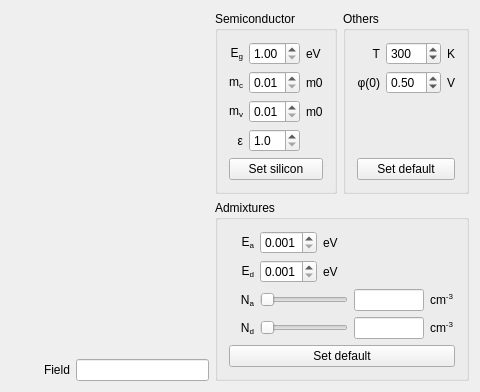
The window that widget.ui (NIA/semiconductor) describes before a commit, drawn with Qt 5; both pictures show x 301 to 781 and y 0 to 392 of the 781 by 392 pixel window.
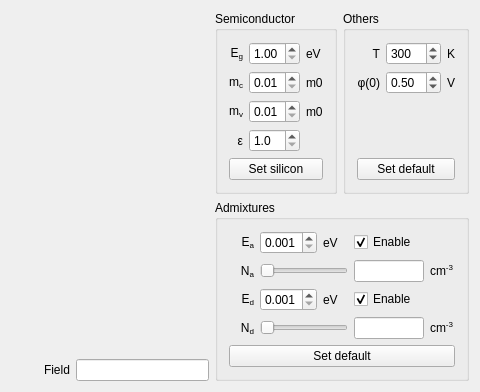
The same window after the commit. Custom widgets are drawn as their Qt base class.

Diff of the .ui file:
```diff
--- a/widget.ui
+++ b/widget.ui
@@ -403,7 +403,7 @@
           </property>
          </widget>
         </item>
-        <item row="3" column="0">
+        <item row="6" column="0">
          <widget class="QLabel" name="label_12">
           <property name="text">
            <string>N&lt;sub&gt;d&lt;/sub&gt;</string>
@@ -413,14 +413,14 @@
           </property>
          </widget>
         </item>
-        <item row="3" column="4">
+        <item row="6" column="4">
          <widget class="QLabel" name="label_11">
           <property name="text">
            <string>cm&lt;sup&gt;-3&lt;/sup&gt;</string>
           </property>
          </widget>
         </item>
-        <item row="4" column="0" colspan="5">
+        <item row="7" column="0" colspan="5">
          <widget class="QPushButton" name="admixturesDefaultButton">
           <property name="text">
            <string>Set default</string>
@@ -465,7 +465,7 @@
           </property>
          </widget>
         </item>
-        <item row="3" column="1" colspan="2">
+        <item row="6" column="1" colspan="2">
          <widget class="QSlider" name="NdSlider">
           <property name="minimum">
            <number>0</number>
@@ -484,7 +484,7 @@
           </property>
          </widget>
         </item>
-        <item row="3" column="3">
+        <item row="6" column="3">
          <widget class="QLineEdit" name="NdLineEdit">
           <property name="sizePolicy">
            <sizepolicy hsizetype="Fixed" vsizetype="Fixed">
@@ -503,7 +503,24 @@
           </property>
          </widget>
         </item>
-        <item row="1" column="0">
+        <item row="0" column="2">
+         <widget class="QLabel" name="label_7">
+          <property name="text">
+           <string>eV</string>
+          </property>
+         </widget>
+        </item>
+        <item row="0" column="3">
+         <widget class="QCheckBox" name="acceptorCheckBox">
+          <property name="text">
+           <string>Enable</string>
+          </property>
+          <property name="checked">
+           <bool>true</bool>
+          </property>
+         </widget>
+        </item>
+        <item row="3" column="0">
          <widget class="QLabel" name="label_8">
           <property name="text">
            <string>E&lt;sub&gt;d&lt;/sub&gt;</string>
@@ -513,7 +530,7 @@
           </property>
          </widget>
         </item>
-        <item row="1" column="1">
+        <item row="3" column="1">
          <widget class="QDoubleSpinBox" name="EdSpinner">
           <property name="decimals">
            <number>3</number>
@@ -532,17 +549,20 @@
           </property>
          </widget>
         </item>
-        <item row="1" column="2">
+        <item row="3" column="2">
          <widget class="QLabel" name="label_9">
           <property name="text">
            <string>eV</string>
           </property>
          </widget>
         </item>
-        <item row="0" column="2">
-         <widget class="QLabel" name="label_7">
+        <item row="3" column="3">
+         <widget class="QCheckBox" name="donorCheckBox">
           <property name="text">
-           <string>eV</string>
+           <string>Enable</string>
+          </property>
+          <property name="checked">
+           <bool>true</bool>
           </property>
          </widget>
         </item>
```
